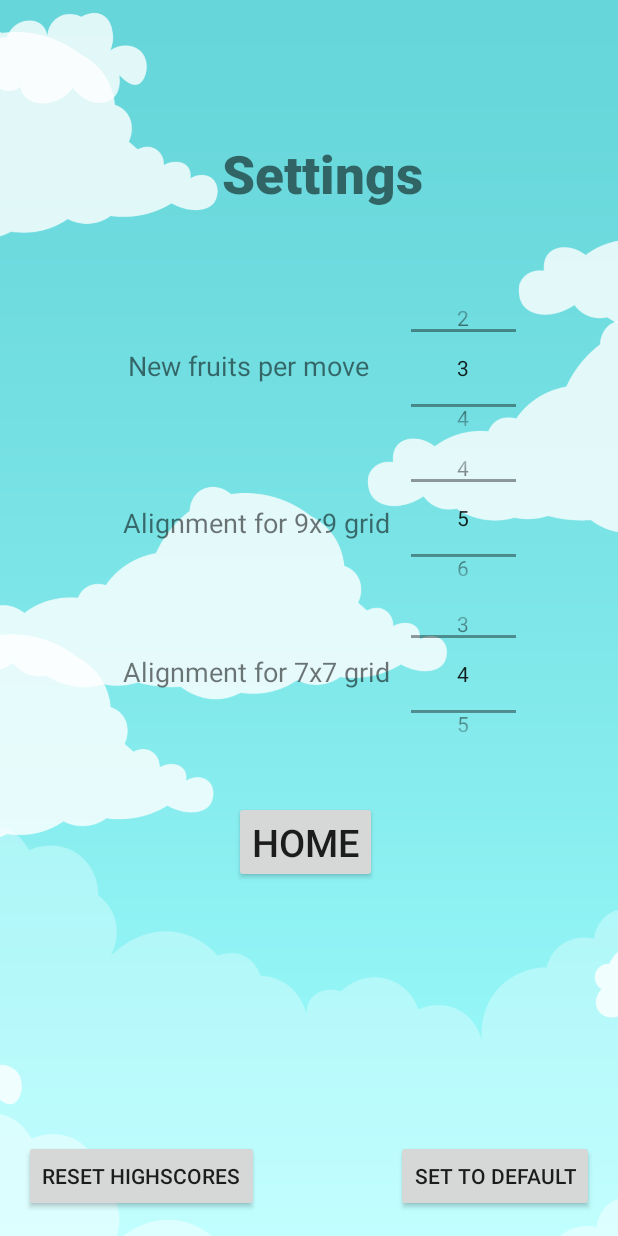
After one commit to NicolasLoison/KLinesOpenGLES, an Android app: the SettingsActivity screen opened directly, with no data from a screen before it, on a phone screen of 412 x 824 dp. The commit adds this screen. Run offline under Robolectric (Android 15) with nearby library versions, the phone set to English and light mode, and no system bars.

Commit message:
Ajout activity settings

```diff
--- a/app/src/main/AndroidManifest.xml
+++ b/app/src/main/AndroidManifest.xml
@@ -1,6 +1,6 @@
 <?xml version="1.0" encoding="utf-8"?>
 <manifest xmlns:android="http://schemas.android.com/apk/res/android"
-    package="opengles.klines" >
+    package="opengles.klines">
 
     <application
         android:allowBackup="true"
@@ -8,17 +8,21 @@
         android:label="@string/app_name"
         android:roundIcon="@mipmap/ic_launcher_round"
         android:supportsRtl="true"
-        android:theme="@style/Theme.KLines" >
+        android:theme="@style/Theme.KLines">
+        <activity
+            android:name=".SettingsActivity"
+            android:exported="false"
+            android:theme="@style/AppTheme.NoActionBar"/>
         <activity
             android:name=".GameOverActivity"
-            android:theme="@style/AppTheme.NoActionBar"
-            android:exported="false" />
+            android:exported="false"
+            android:theme="@style/AppTheme.NoActionBar"/>
         <activity
             android:name=".MainActivity"
-            android:theme="@style/AppTheme.NoActionBar"
-            android:exported="true" >
+            android:exported="true"
+            android:theme="@style/AppTheme.NoActionBar">
             <intent-filter>
-                <action android:name="android.intent.action.MAIN" />
+                <action android:name="android.intent.action.MAIN"/>
 
                 <category android:name="android.intent.category.LAUNCHER" />
             </intent-filter>
--- a/app/src/main/java/opengles/klines/MainActivity.java
+++ b/app/src/main/java/opengles/klines/MainActivity.java
@@ -20,17 +20,18 @@ public class MainActivity extends AppCompatActivity {
 
         Button grid9 = findViewById(R.id.ninegrid);
         Button grid7 = findViewById(R.id.sevengrid);
-        Intent intent = new Intent(MainActivity.this, OpenGLES30Activity.class);
+
+        Intent gameIntent = new Intent(MainActivity.this, OpenGLES30Activity.class);
         grid9.setOnClickListener(
                 v -> {
                     setGridType(9);
-                    startActivity(intent);
+                    startActivity(gameIntent);
                 }
         );
         grid7.setOnClickListener(
                 v -> {
                     setGridType(7);
-                    startActivity(intent);
+                    startActivity(gameIntent);
                 }
         );
 
@@ -42,6 +43,9 @@ public class MainActivity extends AppCompatActivity {
         score9Txt.setText(getString(R.string.highscore9, highscore9));
         score7Txt.setText(getString(R.string.highscore7, highscore7));
 
+        findViewById(R.id.settings).setOnClickListener(v ->
+                startActivity(new Intent(MainActivity.this, SettingsActivity.class)));
+
     }
 
     private void setGridType(int type) {
--- /dev/null
+++ b/app/src/main/java/opengles/klines/SettingsActivity.java
@@ -0,0 +1,72 @@
+package opengles.klines;
+
+import androidx.appcompat.app.AppCompatActivity;
+
+import android.content.Intent;
+import android.content.SharedPreferences;
+import android.os.Bundle;
+import android.widget.NumberPicker;
+import android.widget.Toast;
+
+public class SettingsActivity extends AppCompatActivity {
+
+    private NumberPicker nbNextPicker, nbAligned9, nbAligned7;
+    private SharedPreferences prefs;
+
+    @Override
+    protected void onCreate(Bundle savedInstanceState) {
+        super.onCreate(savedInstanceState);
+        setContentView(R.layout.activity_settings);
+        prefs = getSharedPreferences("game", MODE_PRIVATE);
+
+        setUpPicker();
+
+        nbNextPicker.setOnValueChangedListener((numberPicker, i, i1) -> {
+            prefs.edit().putInt("nbNext", i1).apply();
+        });
+        nbAligned9.setOnValueChangedListener((numberPicker, i, i1) -> {
+            prefs.edit().putInt("nbAligned9", i1).apply();
+        });
+        nbAligned7.setOnValueChangedListener((numberPicker, i, i1) -> {
+            prefs.edit().putInt("nbAligned7", i1).apply();
+        });
+
+        findViewById(R.id.home).setOnClickListener(v ->
+                startActivity(new Intent(SettingsActivity.this, MainActivity.class)));
+
+        findViewById(R.id.setdefault).setOnClickListener(v -> {
+            SharedPreferences.Editor editor = prefs.edit();
+            editor.putInt("nbNext", 3);
+            editor.putInt("nbAligned9", 5);
+            editor.putInt("nbAligned7", 4);
+            editor.apply();
+            nbNextPicker.setValue(3);
+            nbAligned9.setValue(5);
+            nbAligned7.setValue(4);
+        });
+        findViewById(R.id.resetHighscore).setOnClickListener(v -> {
+            SharedPreferences.Editor editor = prefs.edit();
+            editor.putInt("highscore9", 0);
+            editor.putInt("highscore7", 0);
+            editor.apply();
+            Toast.makeText(this, "Highscore reseted", Toast.LENGTH_SHORT).show();
+        });
+    }
+
+    private void setUpPicker() {
+        nbNextPicker = findViewById(R.id.nextPicker);
+        nbNextPicker.setMinValue(1);
+        nbNextPicker.setMaxValue(5);
+        nbNextPicker.setValue(prefs.getInt("nbNext", 3));
+
+        nbAligned9 = findViewById(R.id.aligne9Picker);
+        nbAligned9.setMinValue(2);
+        nbAligned9.setMaxValue(9);
+        nbAligned9.setValue(prefs.getInt("nbAligned9", 5));
+
+        nbAligned7 = findViewById(R.id.aligne7Picker);
+        nbAligned7.setMinValue(2);
+        nbAligned7.setMaxValue(7);
+        nbAligned7.setValue(prefs.getInt("nbAligned7", 4));
+    }
+}
--- a/app/src/main/java/opengles/klines/modele/Facade.java
+++ b/app/src/main/java/opengles/klines/modele/Facade.java
@@ -1,4 +1,6 @@
 package opengles.klines.modele;
+
+import android.content.SharedPreferences;
 
 import opengles.klines.exception.NoPossiblePath;
 import opengles.klines.exception.TargetNotEmpty;
@@ -16,8 +18,8 @@ public class Facade {
         this.drawer = d;
     }
 
-    public Grid createGrid(int type){
-        g = new Grid(type, score, drawer);
+    public Grid createGrid(int type, SharedPreferences prefs){
+        g = new Grid(prefs, score, drawer);
         Camera.main.setSize(type);
         return g;
     }
--- /dev/null
+++ b/app/src/main/res/layout/activity_settings.xml
@@ -0,0 +1,124 @@
+<?xml version="1.0" encoding="utf-8"?>
+<androidx.constraintlayout.widget.ConstraintLayout xmlns:android="http://schemas.android.com/apk/res/android"
+    xmlns:app="http://schemas.android.com/apk/res-auto"
+    xmlns:tools="http://schemas.android.com/tools"
+    android:layout_width="match_parent"
+    android:layout_height="match_parent"
+    tools:context=".SettingsActivity">
+
+    <ImageView
+        android:id="@+id/bg"
+        android:layout_width="match_parent"
+        android:layout_height="match_parent"
+        android:scaleType="centerCrop"
+        android:src="@drawable/clouds"
+        tools:layout_editor_absoluteX="0dp"
+        tools:layout_editor_absoluteY="-60dp" />
+
+    <TextView
+        android:id="@+id/settingsText"
+        android:layout_width="wrap_content"
+        android:layout_height="wrap_content"
+        android:layout_centerHorizontal="true"
+        android:layout_marginStart="148dp"
+        android:layout_marginTop="92dp"
+        android:fontFamily="sans-serif-black"
+        android:text="@string/settings"
+        android:textSize="35sp"
+        app:layout_constraintStart_toStartOf="parent"
+        app:layout_constraintTop_toTopOf="parent" />
+
+    <TextView
+        android:id="@+id/nbNext"
+        android:layout_width="wrap_content"
+        android:layout_height="wrap_content"
+        android:layout_marginTop="92dp"
+        android:layout_marginEnd="28dp"
+        android:text="@string/new_fruits_per_move"
+        android:textSize="18sp"
+        app:layout_constraintEnd_toStartOf="@+id/nextPicker"
+        app:layout_constraintTop_toBottomOf="@+id/settingsText" />
+
+    <NumberPicker
+        android:id="@+id/aligne9Picker"
+        android:layout_width="70dp"
+        android:layout_height="100dp"
+        android:layout_marginEnd="68dp"
+        app:layout_constraintEnd_toEndOf="parent"
+        app:layout_constraintTop_toBottomOf="@+id/nextPicker" />
+
+    <NumberPicker
+        android:id="@+id/nextPicker"
+        android:layout_width="70dp"
+        android:layout_height="100dp"
+        android:layout_marginTop="56dp"
+        android:layout_marginEnd="68dp"
+        app:layout_constraintEnd_toEndOf="parent"
+        app:layout_constraintTop_toBottomOf="@+id/settingsText" />
+
+    <NumberPicker
+        android:id="@+id/aligne7Picker"
+        android:layout_width="70dp"
+        android:layout_height="100dp"
+        android:layout_marginTop="4dp"
+        android:layout_marginEnd="68dp"
+        app:layout_constraintEnd_toEndOf="parent"
+        app:layout_constraintTop_toBottomOf="@+id/aligne9Picker" />
+
+    <TextView
+        android:id="@+id/nbAligne9"
+        android:layout_width="180dp"
+        android:layout_height="27dp"
+        android:layout_marginTop="80dp"
+        android:layout_marginEnd="12dp"
+        android:text="@string/alignment_for_9x9_grid"
+        android:textSize="18sp"
+        app:layout_constraintEnd_toStartOf="@+id/aligne9Picker"
+        app:layout_constraintTop_toBottomOf="@+id/nbNext" />
+
+    <TextView
+        android:id="@+id/nbAligne7"
+        android:layout_width="180dp"
+        android:layout_height="27dp"
+        android:layout_marginTop="72dp"
+        android:layout_marginEnd="12dp"
+        android:text="@string/alignment_for_7x7_grid"
+        android:textSize="18sp"
+        app:layout_constraintEnd_toStartOf="@+id/aligne7Picker"
+        app:layout_constraintTop_toBottomOf="@+id/nbAligne9" />
+
+    <Button
+        android:id="@+id/home"
+        android:layout_width="wrap_content"
+        android:layout_height="wrap_content"
+        android:layout_centerHorizontal="true"
+        android:layout_marginStart="156dp"
+        android:text="@string/home"
+        android:textSize="25sp"
+        app:layout_constraintBottom_toBottomOf="parent"
+        app:layout_constraintStart_toStartOf="parent"
+        app:layout_constraintTop_toBottomOf="@+id/aligne7Picker"
+        app:layout_constraintVertical_bias="0.129" />
+
+    <Button
+        android:id="@+id/resetHighscore"
+        android:layout_width="wrap_content"
+        android:layout_height="wrap_content"
+        android:layout_marginStart="16dp"
+        android:layout_marginBottom="16dp"
+        android:text="@string/reset_highscores"
+        app:layout_constraintBottom_toBottomOf="parent"
+        app:layout_constraintStart_toStartOf="parent" />
+
+    <Button
+        android:id="@+id/setdefault"
+        android:layout_width="wrap_content"
+        android:layout_height="wrap_content"
+        android:layout_marginEnd="16dp"
+        android:layout_marginBottom="16dp"
+        android:text="@string/set_to_default"
+        app:layout_constraintBottom_toBottomOf="parent"
+        app:layout_constraintEnd_toEndOf="parent" />
+
+
+</androidx.constraintlayout.widget.ConstraintLayout>
```
Also changed, not shown: app/src/main/res/drawable/clouds.png (added), app/src/main/res/drawable/ic_settings.png (added).
